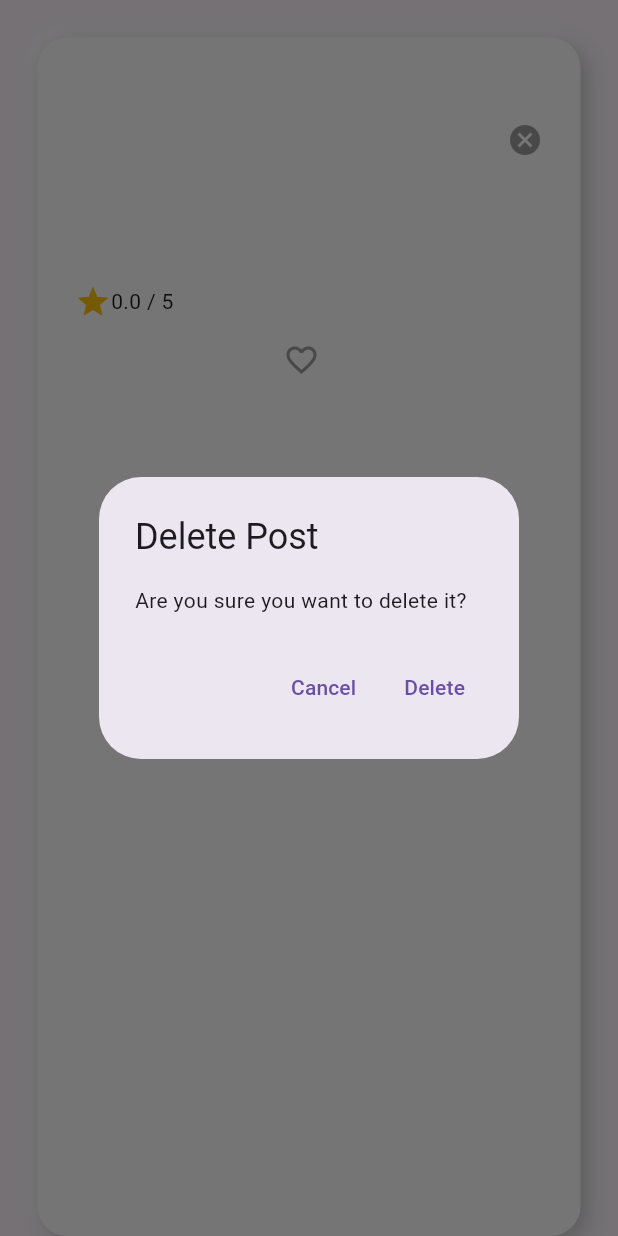
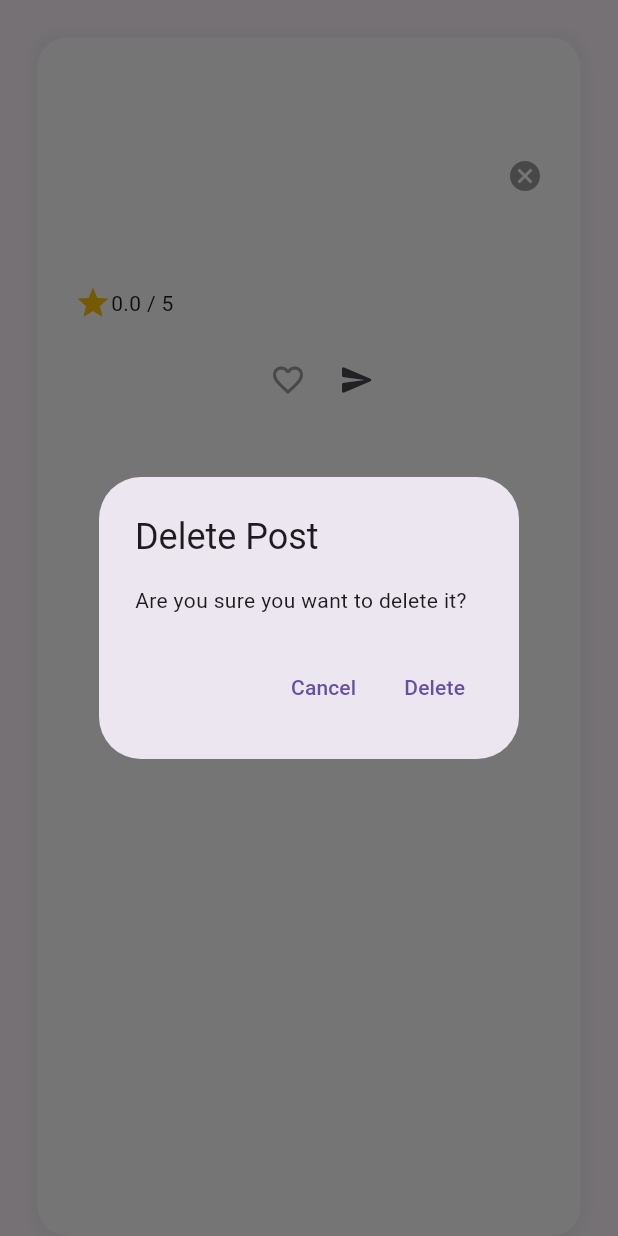
Before and after one commit to realYungi/Flutter_SNS_Mobile_App, a Flutter app: the GourmetPost widget shown alone on an empty page, opened directly with empty values, after a tap on the "cancel" icon, on a phone screen of 412 x 824 dp. Run offline on Flutter 3.47's test engine with Material 3 defaults, Android fonts, the phone set to English and light mode, and no system bars; drawn by our look-alikes of clay_containers; our stand-ins replace cloud_firestore, firebase_auth, firebase_core, firebase_storage, flutter_rating_bar, image_picker; accounts and stored records are empty.

Commit message:
Editted the UI of the gourmet post (send icon, the overall structure)

```diff
--- a/lib/components/gourmet_post.dart
+++ b/lib/components/gourmet_post.dart
@@ -5,6 +5,7 @@ import 'package:uridachi/components/comment.dart';
 import 'package:uridachi/components/comment_button.dart';
 import 'package:uridachi/components/delete_button.dart';
 import 'package:uridachi/components/like_button.dart';
+import 'package:uridachi/components/send_button.dart';
 import 'package:uridachi/screen/coment_screen.dart';
 import 'package:clay_containers/clay_containers.dart';
 
@@ -19,8 +20,7 @@ class GourmetPost extends StatefulWidget {
     final List<String> likes;
     final List<String> imageUrls;
     final double rating;
-
-
+    final String location;
 
 
   const GourmetPost({
@@ -31,7 +31,8 @@ class GourmetPost extends StatefulWidget {
     required this.postId,
     required this.likes,
     required this.imageUrls,
-    required this.rating
+    required this.rating,
+    required this.location,
 
 });
 
@@ -189,13 +190,19 @@ class _GourmetPostState extends State<GourmetPost> {
 
     return Padding(
         padding: const EdgeInsets.only(top: 25, left: 25, right: 25),
-        child: ClayContainer(
-          color: baseColor,
-          height: null, // Remove fixed height
-          borderRadius: 20,
-          depth: 50, // Adjust depth to control shadow intensity
-          spread: 5, // Adjust spread to control the size of the shadow
-
+        child: Container(
+          decoration: BoxDecoration(
+    color: baseColor, // Set the background color of the container
+    borderRadius: BorderRadius.circular(20), // Set the border radius
+    boxShadow: [
+      BoxShadow(
+        color: Color.fromARGB(255, 233, 233, 233).withOpacity(0.5), // Shadow color with opacity
+        spreadRadius: 3, // Spread radius
+        blurRadius: 5, // Blur radius
+        offset: Offset(0, 0), // Shadow position
+      ),
+    ],
+  ),
 
 
             child: Padding(
@@ -204,6 +211,47 @@ class _GourmetPostState extends State<GourmetPost> {
                 crossAxisAlignment: CrossAxisAlignment.center,
                 mainAxisAlignment: MainAxisAlignment.start,
                 children: [
+
+                                      const SizedBox(height: 10),
+
+
+                          if (widget.imageUrls.isNotEmpty)
+  Container(
+    height: 150,
+    child: widget.imageUrls.length == 1
+      ? Center(
+          child: ClipRRect(
+            borderRadius: BorderRadius.circular(8),
+            child: Image.network(
+              widget.imageUrls.first,
+              width: 130,
+
+              fit: BoxFit.cover,
+            ),
+          ),
+        )
+      : ListView.builder(
+          scrollDirection: Axis.horizontal,
+          itemCount: widget.imageUrls.length,
+          itemBuilder: (context, index) {
+            return Padding(
+              padding: const EdgeInsets.only(right: 8.0),
+              child: ClipRRect(
+                borderRadius: BorderRadius.circular(8),
+                child: Image.network(
+                  widget.imageUrls[index],
+                  width: 200,
+                  fit: BoxFit.cover,
+                ),
+              ),
+            );
+          },
+        ),
+  ),
+
+
+
+                    const SizedBox(height: 25),
 
 
                   Row(
@@ -214,7 +262,7 @@ class _GourmetPostState extends State<GourmetPost> {
 
 
                      Column(
-            crossAxisAlignment: CrossAxisAlignment.center,
+              crossAxisAlignment: CrossAxisAlignment.start,
               children: [
 
 
@@ -237,7 +285,7 @@ class _GourmetPostState extends State<GourmetPost> {
                     width: MediaQuery.of(context).size.width * 0.65, // Set the width to 80% of the screen width
                     child: Text(
               widget.description,
-            style: TextStyle(fontSize: 20, color: Colors.green),
+              style: TextStyle(fontSize: 20, color: const Color.fromARGB(255, 0, 0, 0)),
               maxLines: null, // Allow for any number of lines
                     ),
 
@@ -248,15 +296,7 @@ class _GourmetPostState extends State<GourmetPost> {
 
 
 
-                  Row(
-            children: [
-              Text(
-                widget.user,
-                style: TextStyle(color: Colors.grey[400]),
-              ),
 
-            ],
-                  ),
 
 
               ],
@@ -269,33 +309,22 @@ class _GourmetPostState extends State<GourmetPost> {
                     ],
                   ),
 
-                const SizedBox(height: 20,),
+                  const SizedBox(height: 5,),
 
 
-            if (widget.imageUrls.isNotEmpty)
-  Container(
-    height: 200,
-    child: ListView.builder(
-      scrollDirection: Axis.horizontal,
-      itemCount: widget.imageUrls.length,
-      itemBuilder: (context, index) {
-        return Padding(
-          padding: const EdgeInsets.only(right: 8.0),
-          child: ClipRRect(
-            borderRadius: BorderRadius.circular(8),
-            child: Image.network(
-              widget.imageUrls[index],
-              width: 200,
-              fit: BoxFit.cover,
-            ),
-          ),
-        );
-      },
+
+
+
+                    Padding(
+              padding: const EdgeInsets.only(top: 8.0),
+              child: Text(
+                widget.location, // Display location
+                style: TextStyle(fontSize: 13, color: const Color.fromARGB(255, 201, 201, 201)),
               ),
             ),
 
 
-                  const SizedBox(height: 25),
+
 
                  Padding(
   padding: const EdgeInsets.only(top: 8.0),
@@ -306,14 +335,33 @@ class _GourmetPostState extends State<GourmetPost> {
     ],
   ),
 ),
+
                               const SizedBox(height: 15),
 
 
                   Row(
                     mainAxisAlignment: MainAxisAlignment.center,
                     children: [
+
+
+                       Row(
+                        crossAxisAlignment: CrossAxisAlignment.start,
+              children: [
+                Text(
+                  widget.user,
+                  style: TextStyle(color: Colors.grey[400]),
+                ),
+
+              ],
+                    ),
+
+
+                      const SizedBox(width: 30,),
+
                       Column(
                         children: [
+
+
 
                           //like
                           LikeButton(
@@ -321,7 +369,7 @@ class _GourmetPostState extends State<GourmetPost> {
                             onTap: toggleLike,
                           ),
 
-                        const SizedBox(height: 5,),
+
 
 
                         ],
@@ -329,6 +377,19 @@ class _GourmetPostState extends State<GourmetPost> {
 
 
                       const SizedBox(width: 10,),
+
+                      Column(
+                        children: [
+                          SendButton(
+                                onPressed: () {
+                                  // Define the action when the send button is pressed
+                                  print('Send button pressed');
+                                },
+                              ),
+                        ],
+                      ),
+
+
 
 
 
@@ -354,5 +415,6 @@ class _GourmetPostState extends State<GourmetPost> {
 
 
 
+
   }
 }
--- /dev/null
+++ b/lib/components/send_button.dart
@@ -0,0 +1,17 @@
+import 'package:flutter/material.dart';
+
+class SendButton extends StatelessWidget {
+  final VoidCallback onPressed;
+
+  const SendButton({Key? key, required this.onPressed}) : super(key: key);
+
+  static const IconData sendRounded = IconData(0xf0147, fontFamily: 'MaterialIcons', matchTextDirection: true);
+
+  @override
+  Widget build(BuildContext context) {
+    return IconButton(
+      icon: Icon(sendRounded),
+      onPressed: onPressed,
+    );
+  }
+}
--- a/lib/pages/gourmet_page.dart
+++ b/lib/pages/gourmet_page.dart
@@ -101,6 +101,8 @@ class _GourmetPageState extends State<GourmetPage> {
             likes: List<String>.from(post['likes'] ?? []),
             imageUrls: List<String>.from(post['imageUrls'] ?? []),
             rating: post['rating'].toDouble() ?? 0.0,
+            location: post['location'] ?? 'Unknown Location',
+
 
           );
         },
--- a/lib/screen/add_post.dart
+++ b/lib/screen/add_post.dart
@@ -161,33 +161,27 @@ Future<void> createPost() async {
 Future<void> createGourmet() async {
   if (_descriptionController.text.isNotEmpty && _auth.currentUser != null && selectedImages.isNotEmpty) {
     try {
-      // Initialize the storage method instance
       StorageMethods storageMethods = StorageMethods();
 
       List<String> imageUrls = [];
-
-      // Convert File images to Uint8List
       List<Uint8List> imageFiles = selectedImages.map((file) => File(file.path).readAsBytesSync()).toList();
-
-      // Upload images and retrieve their URLs
       imageUrls = await storageMethods.uploadMultipleImages(imageFiles, 'gourmet_posts');
 
-      // Construct post data, including the rating and image URLs
+      // Construct post data, including the rating, image URLs, and location
       Map<String, dynamic> postData = {
         'description': _descriptionController.text,
         'uid': _auth.currentUser!.uid,
         'email': _auth.currentUser!.email,
-        'imageUrls': imageUrls, // This should now contain URLs of the uploaded images
+        'imageUrls': imageUrls,
         'datePublished': FieldValue.serverTimestamp(),
         'likes': [],
         'rating': _rating,
+        'location': _placeSearchController.text, // Save location from _placeSearchController
       };
 
-      // Save the post data to Firestore
       await FirebaseFirestore.instance.collection("Gourmet Posts").add(postData);
       showSnackBar("Posted successfully!", context);
 
-      // Reset form state
       _descriptionController.clear();
       setState(() {
         selectedImages.clear();
@@ -200,6 +194,7 @@ Future<void> createGourmet() async {
     showSnackBar("Please select at least one image for a Gourmet post.", context);
   }
 }
+
 
 
  Future getImages() async {
@@ -537,8 +532,4 @@ if (_selectedCategory == "Gourmet")
     );
   }
 
-
-
-
-
 }
```
Lines whose indentation alone changed are shown as unchanged.
